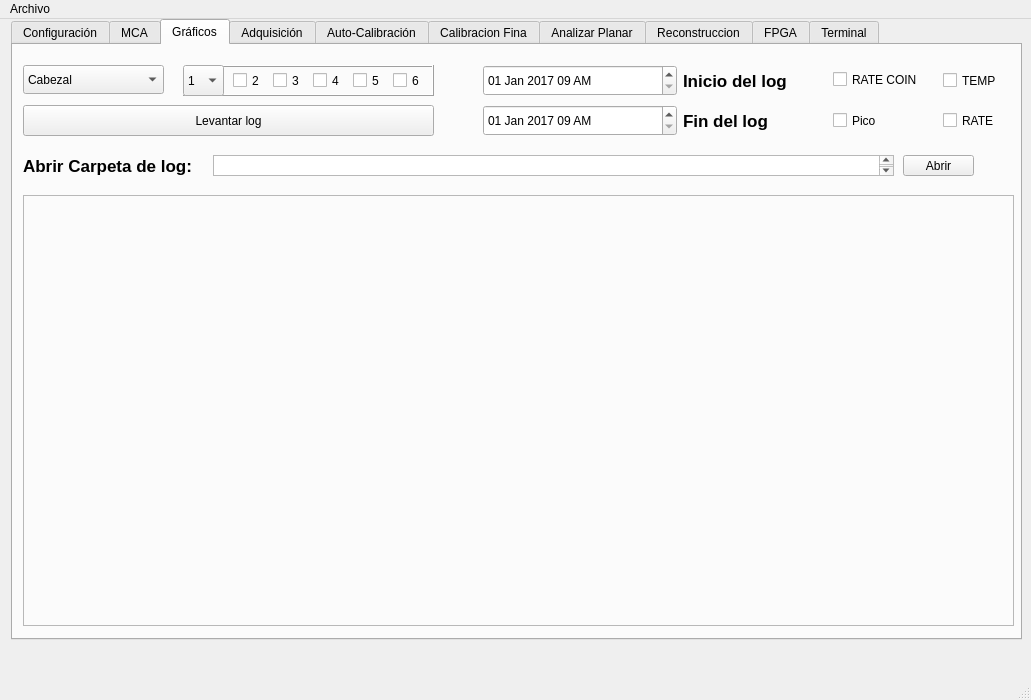
This is ui/MainWindow.ui in dpirlo/qt-mca as Qt 5 draws it before an edit. The edited form follows.
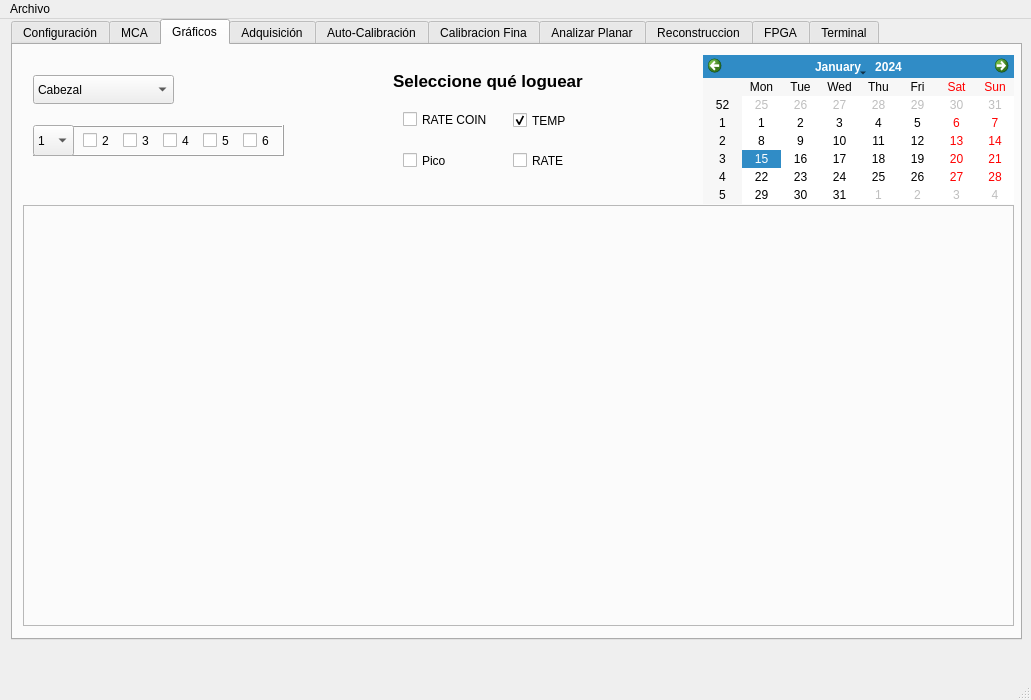
This is the edited form. The open tabs and pages were chosen to show the change. Custom widgets are drawn as their Qt base class.

Commit message:
GRAFICADOR DE LOG FUNCIONANDO, BUG DE TABLAS ARREGLADO
en esta versión se concluye la primera etapa del graficador de logs, el graficador plotea el historial de temperatura, posicion de pico, tasa y tasa de coincidencia a lo largo de un dia. Falta alguna mejora de interfaz de usuario, y se arregla un bug metido por el commit anterior con la carga de tablas

Patch:
```diff
--- a/ui/MainWindow.ui
+++ b/ui/MainWindow.ui
@@ -3881,9 +3881,9 @@
       <property name="geometry">
        <rect>
         <x>10</x>
-        <y>150</y>
+        <y>160</y>
         <width>991</width>
-        <height>431</height>
+        <height>421</height>
        </rect>
       </property>
       <property name="frameShape">
@@ -3898,7 +3898,7 @@
          <x>10</x>
          <y>10</y>
          <width>971</width>
-         <height>411</height>
+         <height>401</height>
         </rect>
        </property>
        <property name="autoFillBackground">
@@ -3906,57 +3906,11 @@
        </property>
       </widget>
      </widget>
-     <widget class="QPushButton" name="pushButton_log_filename">
-      <property name="geometry">
-       <rect>
-        <x>890</x>
-        <y>110</y>
-        <width>71</width>
-        <height>21</height>
-       </rect>
-      </property>
-      <property name="text">
-       <string>Abrir</string>
-      </property>
-     </widget>
-     <widget class="QTextBrowser" name="textBrowser_log">
-      <property name="geometry">
-       <rect>
-        <x>200</x>
-        <y>110</y>
-        <width>681</width>
-        <height>21</height>
-       </rect>
-      </property>
-      <property name="autoFillBackground">
-       <bool>true</bool>
-      </property>
-     </widget>
-     <widget class="QLabel" name="label_53">
-      <property name="geometry">
-       <rect>
-        <x>10</x>
-        <y>100</y>
-        <width>191</width>
-        <height>41</height>
-       </rect>
-      </property>
-      <property name="font">
-       <font>
-        <pointsize>13</pointsize>
-        <weight>75</weight>
-        <bold>true</bold>
-       </font>
-      </property>
-      <property name="text">
-       <string>Abrir Carpeta de log:</string>
-      </property>
-     </widget>
      <widget class="QFrame" name="frame_multihead_graph_2">
       <property name="geometry">
        <rect>
-        <x>170</x>
-        <y>20</y>
+        <x>20</x>
+        <y>80</y>
         <width>251</width>
         <height>31</height>
        </rect>
@@ -4067,8 +4021,8 @@
      <widget class="QComboBox" name="comboBox_head_mode_select_graph_2">
       <property name="geometry">
        <rect>
-        <x>10</x>
-        <y>20</y>
+        <x>20</x>
+        <y>30</y>
         <width>141</width>
         <height>29</height>
        </rect>
@@ -4095,8 +4049,8 @@
       </property>
       <property name="geometry">
        <rect>
-        <x>170</x>
-        <y>20</y>
+        <x>20</x>
+        <y>80</y>
         <width>41</width>
         <height>31</height>
        </rect>
@@ -4138,8 +4092,8 @@
      <widget class="QCheckBox" name="checkBox_temp_log">
       <property name="geometry">
        <rect>
-        <x>930</x>
-        <y>20</y>
+        <x>500</x>
+        <y>60</y>
         <width>61</width>
         <height>31</height>
        </rect>
@@ -4147,12 +4101,15 @@
       <property name="text">
        <string>TEMP</string>
       </property>
+      <property name="checked">
+       <bool>true</bool>
+      </property>
      </widget>
      <widget class="QCheckBox" name="checkBox_rate_log">
       <property name="geometry">
        <rect>
-        <x>930</x>
-        <y>60</y>
+        <x>500</x>
+        <y>100</y>
         <width>61</width>
         <height>31</height>
        </rect>
@@ -4161,71 +4118,12 @@
        <string>RATE</string>
       </property>
      </widget>
-     <widget class="QPushButton" name="pushButton_Log">
-      <property name="geometry">
-       <rect>
-        <x>10</x>
-        <y>60</y>
-        <width>411</width>
-        <height>31</height>
-       </rect>
-      </property>
-      <property name="text">
-       <string>Levantar log</string>
-      </property>
-     </widget>
-     <widget class="QDateTimeEdit" name="dateTimeEdit">
-      <property name="geometry">
-       <rect>
-        <x>470</x>
-        <y>20</y>
-        <width>194</width>
-        <height>31</height>
-       </rect>
-      </property>
-      <property name="dateTime">
-       <datetime>
-        <hour>9</hour>
-        <minute>0</minute>
-        <second>0</second>
-        <year>2017</year>
-        <month>1</month>
-        <day>1</day>
-       </datetime>
-      </property>
-      <property name="displayFormat">
-       <string>dd MMM yyyy hh AP</string>
-      </property>
-     </widget>
-     <widget class="QDateTimeEdit" name="dateTimeEdit_2">
-      <property name="geometry">
-       <rect>
-        <x>470</x>
-        <y>60</y>
-        <width>194</width>
-        <height>31</height>
-       </rect>
-      </property>
-      <property name="dateTime">
-       <datetime>
-        <hour>9</hour>
-        <minute>0</minute>
-        <second>0</second>
-        <year>2017</year>
-        <month>1</month>
-        <day>1</day>
-       </datetime>
-      </property>
-      <property name="displayFormat">
-       <string>dd MMM yyyy hh AP</string>
-      </property>
-     </widget>
      <widget class="QLabel" name="label_109">
       <property name="geometry">
        <rect>
-        <x>670</x>
+        <x>380</x>
         <y>20</y>
-        <width>121</width>
+        <width>231</width>
         <height>31</height>
        </rect>
       </property>
@@ -4237,34 +4135,14 @@
        </font>
       </property>
       <property name="text">
-       <string>Inicio del log</string>
-      </property>
-     </widget>
-     <widget class="QLabel" name="label_110">
-      <property name="geometry">
-       <rect>
-        <x>670</x>
-        <y>60</y>
-        <width>111</width>
-        <height>31</height>
-       </rect>
-      </property>
-      <property name="font">
-       <font>
-        <pointsize>13</pointsize>
-        <weight>75</weight>
-        <bold>true</bold>
-       </font>
-      </property>
-      <property name="text">
-       <string>Fin del log</string>
+       <string>Seleccione qué loguear</string>
       </property>
      </widget>
      <widget class="QCheckBox" name="ChechBox_Pico">
       <property name="geometry">
        <rect>
-        <x>820</x>
-        <y>60</y>
+        <x>390</x>
+        <y>100</y>
         <width>51</width>
         <height>31</height>
        </rect>
@@ -4276,8 +4154,8 @@
      <widget class="QCheckBox" name="checkBox_Rate_Coin">
       <property name="geometry">
        <rect>
-        <x>820</x>
-        <y>19</y>
+        <x>390</x>
+        <y>59</y>
         <width>85</width>
         <height>31</height>
        </rect>
@@ -4286,6 +4164,16 @@
        <string>RATE COIN</string>
       </property>
      </widget>
+     <widget class="QCalendarWidget" name="calendarWidget">
+      <property name="geometry">
+       <rect>
+        <x>690</x>
+        <y>10</y>
+        <width>311</width>
+        <height>149</height>
+       </rect>
+      </property>
+     </widget>
     </widget>
     <widget class="QWidget" name="tab_5">
      <attribute name="title">
```
Left out of the diff: 2 changed lines with no effect on the pictures. The commit also changes 2 other files.
